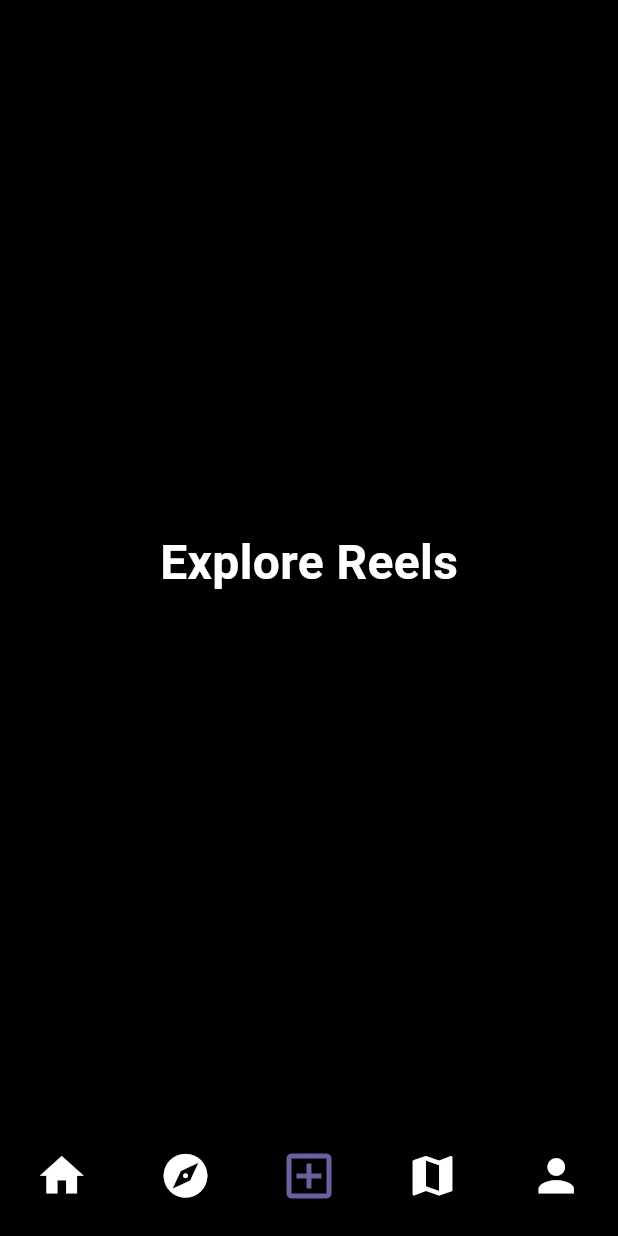
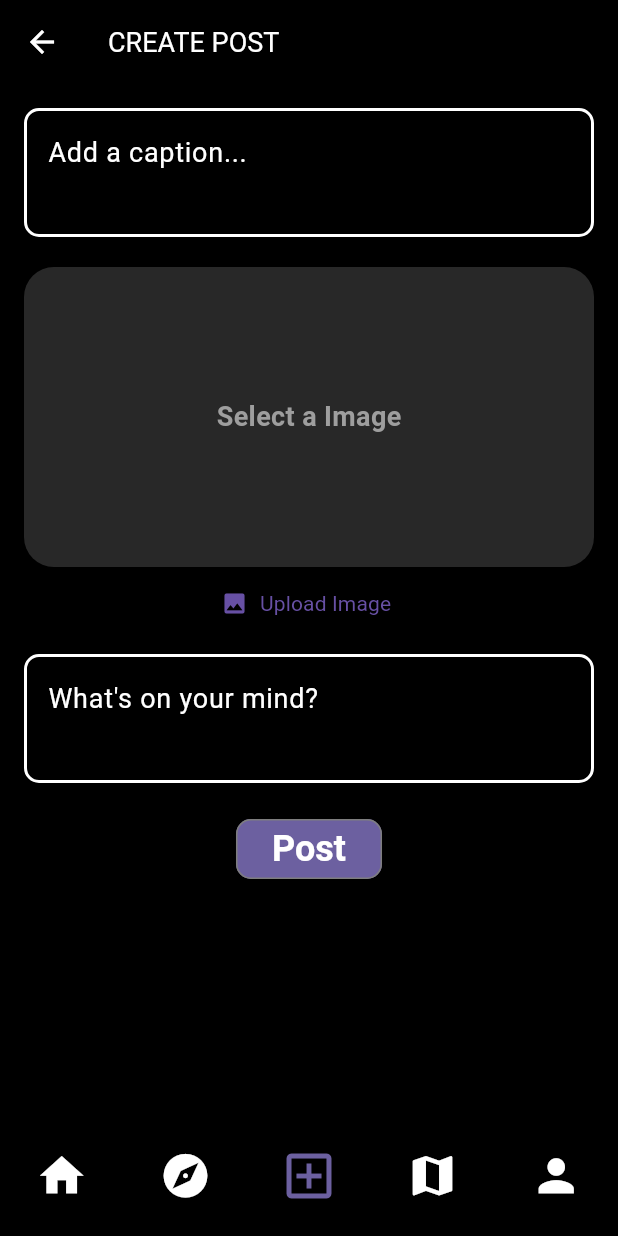
Before and after one commit to CSI-Trainee-2024/Team2_hola_app, a Flutter app: the navigationBar screen opened directly, item 3 of the bottom bar chosen, on a phone screen of 412 x 824 dp. Run offline on Flutter 3.47's test engine with Material 3 defaults, Android fonts, the phone set to English and light mode, and no system bars; our stand-ins replace font_awesome_flutter, google_fonts, image_picker; missing offline and left inert: dart:js_interop; network calls fail.

Commit message:
added the option to create a post

```diff
--- /dev/null
+++ b/lib/Screens/createPost.dart
@@ -0,0 +1,126 @@
+import 'dart:io';
+import 'dart:js_interop';
+
+import 'package:flutter/material.dart';
+import 'package:hola_app/Screens/HomeScreen.dart';
+import 'package:hola_app/Screens/navigationBar.dart';
+import 'package:hola_app/subScreen/createPostSub/postCreated.dart';
+import 'package:hola_app/themes/colors.dart';
+import 'package:hola_app/themes/customTheme/textTheme.dart';
+import 'package:image_picker/image_picker.dart';
+
+class createPostScreen extends StatefulWidget {
+  const createPostScreen({super.key});
+
+  @override
+  State<createPostScreen> createState() => createPostScreenState();
+}
+
+class createPostScreenState extends State<createPostScreen> {
+  final TextEditingController postController = TextEditingController();
+  final TextEditingController captionController = TextEditingController();
+
+
+  File? selectedImage;
+  Future<void> pickImage() async {
+    final pickedFile =
+        await ImagePicker().pickImage(source: ImageSource.gallery);
+    if (pickedFile != null) {
+      setState(() {
+        selectedImage = File(pickedFile.path);
+      });
+    }
+  }
+
+  @override
+  Widget build(BuildContext context) {
+    return SafeArea(
+        child: Scaffold(
+      appBar: AppBar(
+        title: Text(
+          'CREATE POST',
+          style: textTheme.apptextTheme.bodyLarge,
+        ),
+        leading: IconButton(
+            onPressed: () {
+              Navigator.pushReplacement(context,
+                  MaterialPageRoute(builder: (context) => navigationBar()));
+            },
+            icon: const Icon(Icons.arrow_back)),
+      ),
+      body: SingleChildScrollView(
+        child: Padding(
+          padding: const EdgeInsets.all(16.0),
+          child: Column(
+            children: [
+              TextField(
+                controller: captionController,
+                maxLines: 2,
+                decoration: const InputDecoration(
+                  hintText: 'Add a caption...',
+                ),
+              ),
+              const SizedBox(height: 20),
+              selectedImage != null
+                  ? ClipRRect(
+                      borderRadius: BorderRadius.circular(20),
+                      child: Image.file(
+                        selectedImage!,
+                        height: 200,
+                        width: double.infinity,
+                        fit: BoxFit.cover,
+                      ),
+                    )
+                  : Container(
+                      height: 200,
+                      width: double.infinity,
+                      decoration: BoxDecoration(
+                          borderRadius: BorderRadius.circular(20),
+                          color: colors.greyColor),
+                      child: Center(
+                        child: Text(
+                          'Select a Image',
+                          style: textTheme.apptextTheme.titleLarge,
+                        ),
+                      ),
+                    ),
+              TextButton.icon(
+                onPressed: pickImage,
+                icon: const Icon(Icons.image),
+                label: const Text('Upload Image'),
+              ),
+              const SizedBox(height: 10),
+              // Post Content TextField
+              TextField(
+                controller: postController,
+                maxLines: 2,
+                decoration: const InputDecoration(
+                  hintText: 'What\'s on your mind?',
+                ),
+              ),
+              const SizedBox(height: 20),
+              ElevatedButton(
+                onPressed: () {
+                  if (postController.text.isNotEmpty || selectedImage != null) {
+                    setState(() {
+                      posts.add({
+                        'text': postController.text,
+                        'caption': captionController.text,
+                        'image': selectedImage,
+                      });
+                    });
+                    postController.clear();
+                    captionController.clear();
+                    selectedImage = null;
+                  }
+                  Navigator.push(context, MaterialPageRoute(builder: (context) =>postCreated()));
+                },
+                child: const Text('Post'),
+              ),
+            ],
+          ),
+        ),
+      ),
+    ));
+  }
+}
--- a/lib/Screens/navigationBar.dart
+++ b/lib/Screens/navigationBar.dart
@@ -3,7 +3,7 @@ import 'package:hola_app/Screens/HomeScreen.dart';
 import 'package:hola_app/Screens/explore.dart';
 import 'package:hola_app/Screens/map.dart';
 import 'package:hola_app/Screens/profile.dart';
-import 'package:hola_app/Screens/reels.dart';
+import 'package:hola_app/Screens/createPost.dart';
 
 class navigationBar extends StatefulWidget {
   navigationBar({super.key});
@@ -18,7 +18,7 @@ class _navigationBarState extends State<navigationBar> {
   final List screens = [
     const homeScreen(),
     const exploreScreen(),
-    const reelScreen(),
+    const createPostScreen(),
     const mapScreen(),
     const profileScreen(),
   ];
--- a/lib/Screens/reels.dart
+++ /dev/null
@@ -1,22 +0,0 @@
-import 'package:flutter/material.dart';
-import 'package:hola_app/themes/customTheme/textTheme.dart';
-
-class reelScreen extends StatefulWidget {
-  const reelScreen({super.key});
-
-  @override
-  State<reelScreen> createState() => _reelScreenState();
-}
-
-class _reelScreenState extends State<reelScreen> {
-  @override
-  Widget build(BuildContext context) {
-    return SafeArea(
-      child: Scaffold(
-        body: Center(
-          child: Text('Explore Reels',style: textTheme.apptextTheme.headlineLarge,),
-        ),
-      )
-    );
-  }
-}
--- /dev/null
+++ b/lib/subScreen/createPostSub/postCreated.dart
@@ -0,0 +1,4 @@
+import 'package:flutter/material.dart';
+import 'package:hola_app/themes/colors.dart';
+
+final List<Map<String, dynamic>> posts = [];
--- a/lib/themes/customTheme/textTheme.dart
+++ b/lib/themes/customTheme/textTheme.dart
@@ -7,49 +7,30 @@ class textTheme {
 
   static TextTheme apptextTheme = TextTheme(
     headlineLarge: GoogleFonts.roboto(
-      fontSize: 32,
-      color: colors.whiteColor,
-      fontWeight: FontWeight.bold
-    ),
+        fontSize: 32, color: colors.whiteColor, fontWeight: FontWeight.bold),
     headlineMedium: GoogleFonts.roboto(
-      fontSize: 24,
-      color: colors.whiteColor,
-      fontWeight: FontWeight.w700
-    ),
+        fontSize: 24, color: colors.whiteColor, fontWeight: FontWeight.w700),
     headlineSmall: GoogleFonts.roboto(
-      fontSize: 20,
-      color: colors.whiteColor,
-      fontWeight: FontWeight.w500
-    ),
+        fontSize: 20, color: colors.whiteColor, fontWeight: FontWeight.w500),
     bodyLarge: GoogleFonts.roboto(
-      fontSize: 18,
-      color: colors.whiteColor,
-      fontWeight: FontWeight.w400
-    ),
+        fontSize: 18, color: colors.whiteColor, fontWeight: FontWeight.w400),
     bodyMedium: GoogleFonts.roboto(
-      fontSize: 18,
-      color: colors.mainColor,
-      fontWeight: FontWeight.w400
-    ),
+        fontSize: 18, color: colors.mainColor, fontWeight: FontWeight.w400),
     bodySmall: GoogleFonts.roboto(
-      fontSize: 16,
-      color: colors.whiteColor,
-      fontWeight: FontWeight.w400
-    ),
-    labelLarge:  GoogleFonts.roboto(
-      fontSize: 14,
-      color: colors.whiteColor,
-      fontWeight: FontWeight.w400
-    ),
+        fontSize: 16, color: colors.whiteColor, fontWeight: FontWeight.w400),
+    labelLarge: GoogleFonts.roboto(
+        fontSize: 14, color: colors.whiteColor, fontWeight: FontWeight.w400),
     labelMedium: GoogleFonts.roboto(
-      fontSize: 20,
-      color: colors.mainColor,
-      fontWeight: FontWeight.w700
-    ),
-    labelSmall:  GoogleFonts.roboto(
+        fontSize: 20, color: colors.mainColor, fontWeight: FontWeight.w700),
+    labelSmall: GoogleFonts.roboto(
       fontSize: 12,
       color: colors.whiteColor,
       fontWeight: FontWeight.w400,
     ),
-    );
+    titleLarge: GoogleFonts.roboto(
+      fontSize: 18,
+      color: Colors.grey,
+      fontWeight: FontWeight.w700,
+    ),
+  );
 }
```
